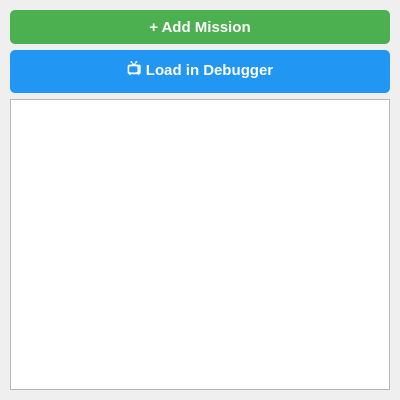
This is agents/mission_controller/src/mission_controller.ui in jcalderon12/robocomp-insight as Qt 5 draws it before an edit. The edited form follows.
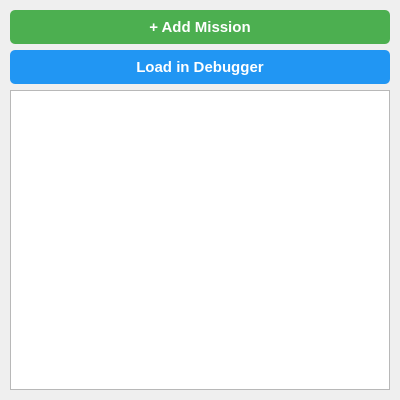
This is the edited form.

Patch:
```diff
--- a/agents/mission_controller/src/mission_controller.ui
+++ b/agents/mission_controller/src/mission_controller.ui
@@ -88,7 +88,7 @@
 }</string>
      </property>
      <property name="text">
-      <string>📺 Load in Debugger</string>
+      <string>Load in Debugger</string>
      </property>
     </widget>
    </item>
```
Left out of the diff: 12 changed lines with no effect on the pictures.
